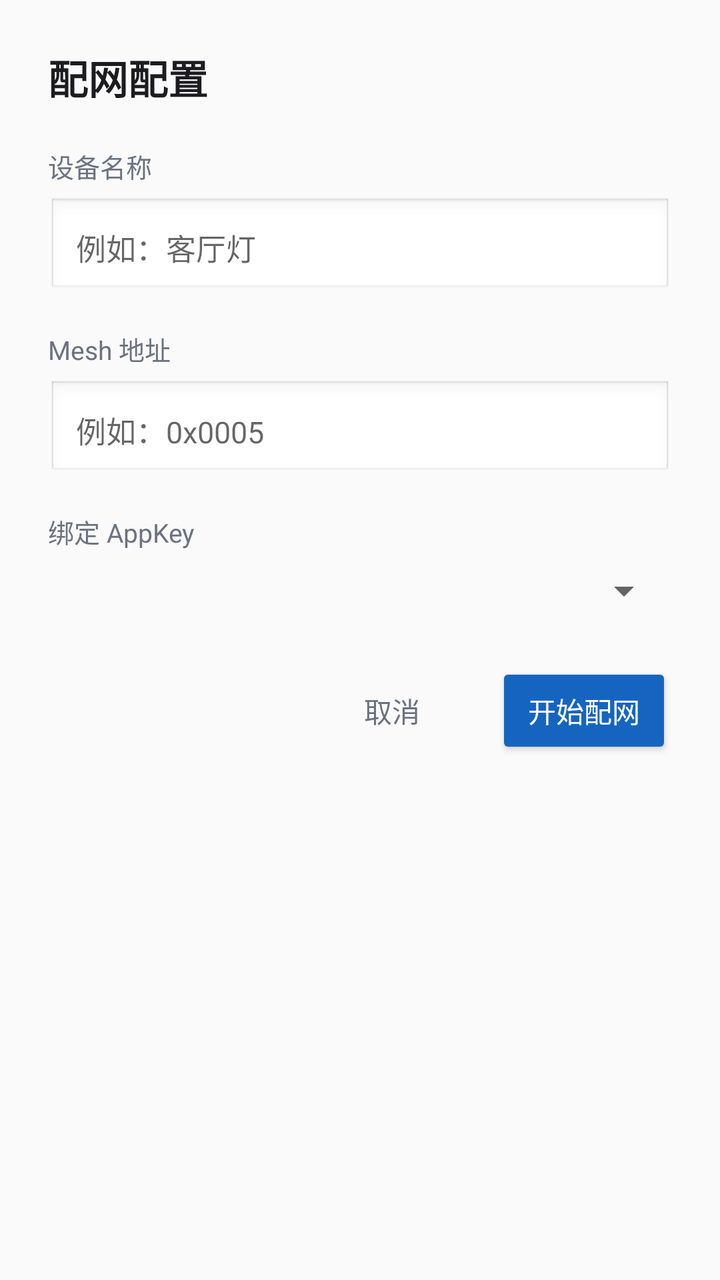
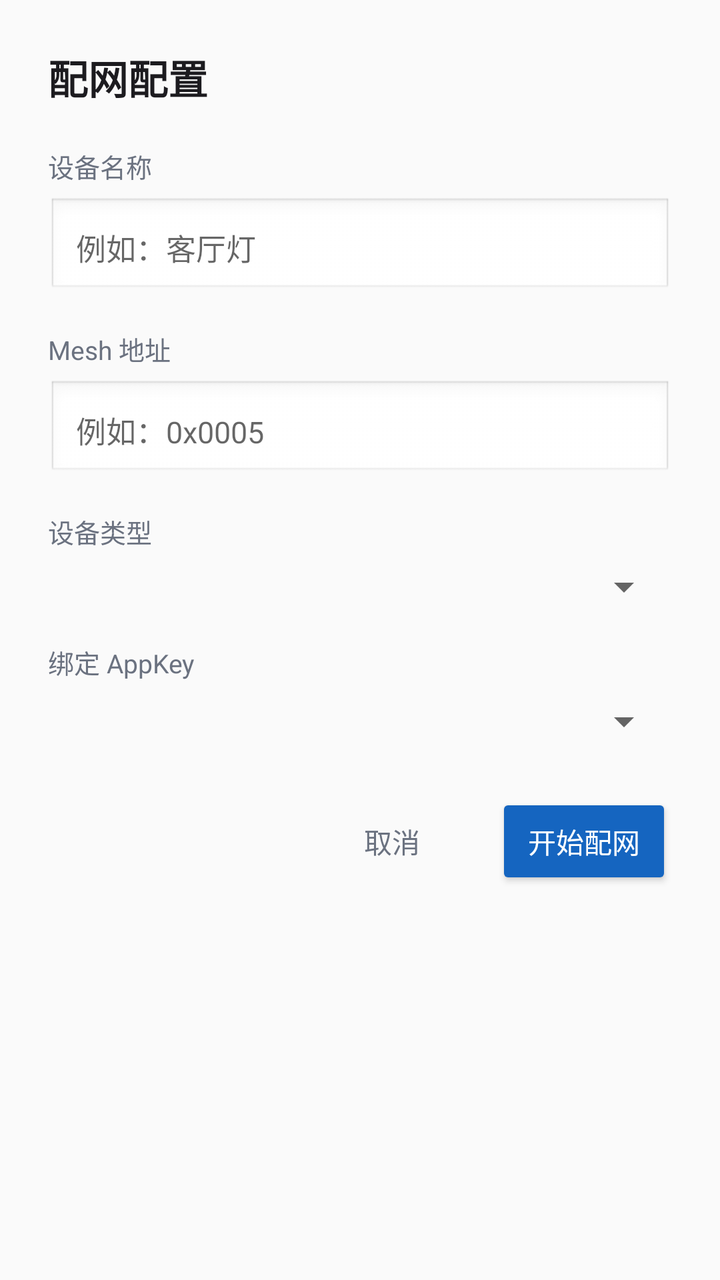

Two renders of the same Android screen: before a commit and after it. Below are the layout's source before the change and the commit's diff.
<!-- AndroidManifest.xml: application theme Theme.BLE_Device_Mesh -->
<!-- res/layout/dialog_provision_config.xml -->
<?xml version="1.0" encoding="utf-8"?>
<LinearLayout xmlns:android="http://schemas.android.com/apk/res/android"
    android:layout_width="match_parent"
    android:layout_height="wrap_content"
    android:orientation="vertical"
    android:padding="24dp">

    <TextView
        android:layout_width="wrap_content"
        android:layout_height="wrap_content"
        android:text="配网配置"
        android:textSize="20sp"
        android:textStyle="bold"
        android:textColor="#1C1B1F"
        android:layout_marginBottom="20dp" />

    <TextView
        android:layout_width="wrap_content"
        android:layout_height="wrap_content"
        android:text="设备名称"
        android:textSize="13sp"
        android:textColor="#6B7280"
        android:layout_marginBottom="6dp" />

    <EditText
        android:id="@+id/etDeviceName"
        android:layout_width="match_parent"
        android:layout_height="wrap_content"
        android:hint="例如：客厅灯"
        android:padding="14dp"
        android:background="@android:drawable/edit_text"
        android:layout_marginBottom="16dp"
        android:textSize="15sp" />

    <TextView
        android:layout_width="wrap_content"
        android:layout_height="wrap_content"
        android:text="Mesh 地址"
        android:textSize="13sp"
        android:textColor="#6B7280"
        android:layout_marginBottom="6dp" />

    <EditText
        android:id="@+id/etDeviceAddress"
        android:layout_width="match_parent"
        android:layout_height="wrap_content"
        android:hint="例如：0x0005"
        android:inputType="text"
        android:padding="14dp"
        android:background="@android:drawable/edit_text"
        android:layout_marginBottom="16dp"
        android:textSize="15sp" />

    <TextView
        android:layout_width="wrap_content"
        android:layout_height="wrap_content"
        android:text="绑定 AppKey"
        android:textSize="13sp"
        android:textColor="#6B7280"
        android:layout_marginBottom="8dp" />

    <Spinner
        android:id="@+id/spinnerAppKey"
        android:layout_width="match_parent"
        android:layout_height="wrap_content"
        android:padding="12dp"
        android:layout_marginBottom="24dp" />

    <LinearLayout
        android:layout_width="match_parent"
        android:layout_height="wrap_content"
        android:orientation="horizontal"
        android:gravity="end">

        <Button
            android:id="@+id/btnCancel"
            android:layout_width="wrap_content"
            android:layout_height="wrap_content"
            android:text="取消"
            android:textColor="#6B7280"
            style="?android:attr/borderlessButtonStyle" />

        <Button
            android:id="@+id/btnConfirm"
            android:layout_width="wrap_content"
            android:layout_height="wrap_content"
            android:text="开始配网"
            android:layout_marginStart="8dp"
            android:backgroundTint="#1565C0"
            android:textColor="#FFFFFF" />

    </LinearLayout>

</LinearLayout>
<!-- resources referenced by this layout -->
<resources>
  <style name="Theme.BLE_Device_Mesh" parent="Theme.AppCompat.Light.NoActionBar">
          <item name="colorPrimary">@color/primary</item>
          <item name="colorPrimaryDark">@color/primary_dark</item>
          <item name="colorAccent">@color/primary</item>
          <item name="android:statusBarColor">@color/primary_dark</item>
          <item name="android:navigationBarColor">@color/surface</item>
      </style>
  <color name="primary">#FF6B35</color>
  <color name="primary_dark">#E55A2B</color>
  <color name="surface">#FFFFFF</color>
</resources>

<!-- the commit's change to res/layout/dialog_provision_config.xml (unified diff, before → after) -->
@@ -54,6 +54,21 @@
     <TextView
         android:layout_width="wrap_content"
         android:layout_height="wrap_content"
+        android:text="设备类型"
+        android:textSize="13sp"
+        android:textColor="#6B7280"
+        android:layout_marginBottom="6dp" />
+
+    <Spinner
+        android:id="@+id/spinnerDeviceType"
+        android:layout_width="match_parent"
+        android:layout_height="wrap_content"
+        android:padding="12dp"
+        android:layout_marginBottom="16dp" />
+
+    <TextView
+        android:layout_width="wrap_content"
+        android:layout_height="wrap_content"
         android:text="绑定 AppKey"
         android:textSize="13sp"
         android:textColor="#6B7280"
